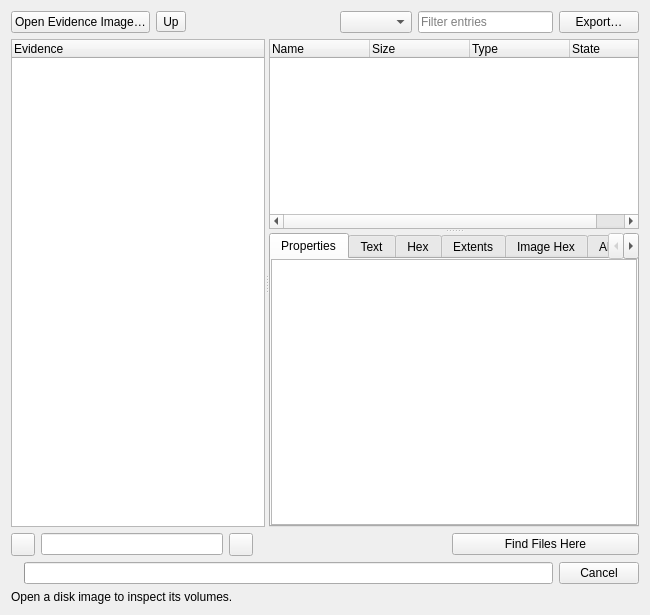
First picture: the form in src/widgets/ForensicsWidget.ui, repository radareorg/iaito, before the edit.
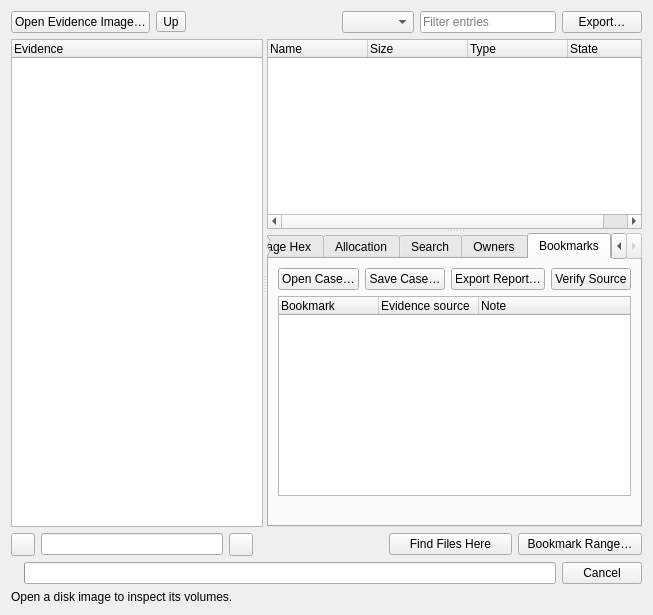
Second picture: the form after the edit. The open tabs and pages were chosen to show the change. Custom widgets are drawn as their Qt base class.

Commit message: Save forensic cases with verified bookmarks and reports ##fs

Patch:
```diff
--- a/src/widgets/ForensicsWidget.ui
+++ b/src/widgets/ForensicsWidget.ui
@@ -162,6 +162,29 @@
          </item>
         </layout>
        </widget>
+       <widget class="QWidget" name="bookmarkPage">
+        <attribute name="title"><string>Bookmarks</string></attribute>
+        <layout class="QVBoxLayout" name="bookmarkLayout">
+         <item>
+          <layout class="QHBoxLayout" name="caseControls">
+           <item><widget class="QPushButton" name="openCase"><property name="text"><string>Open Case…</string></property></widget></item>
+           <item><widget class="QPushButton" name="saveCase"><property name="text"><string>Save Case…</string></property></widget></item>
+           <item><widget class="QPushButton" name="exportCase"><property name="text"><string>Export Report…</string></property></widget></item>
+           <item><widget class="QPushButton" name="verifySource"><property name="text"><string>Verify Source</string></property></widget></item>
+          </layout>
+         </item>
+         <item>
+          <widget class="QTreeWidget" name="bookmarks">
+           <property name="rootIsDecorated"><bool>false</bool></property>
+           <property name="alternatingRowColors"><bool>true</bool></property>
+           <column><property name="text"><string>Bookmark</string></property></column>
+           <column><property name="text"><string>Evidence source</string></property></column>
+           <column><property name="text"><string>Note</string></property></column>
+          </widget>
+         </item>
+         <item><widget class="QLabel" name="caseStatus"><property name="textFormat"><enum>Qt::PlainText</enum></property></widget></item>
+        </layout>
+       </widget>
       </widget>
      </widget>
     </widget>
@@ -199,6 +222,11 @@
         <property name="text"><string>Find Files Here</string></property>
        </widget>
       </item>
+      <item>
+       <widget class="QPushButton" name="bookmarkOffset">
+        <property name="text"><string>Bookmark Range…</string></property>
+       </widget>
+      </item>
      </layout>
     </widget>
    </item>
```
The commit also changes 7 other files.
